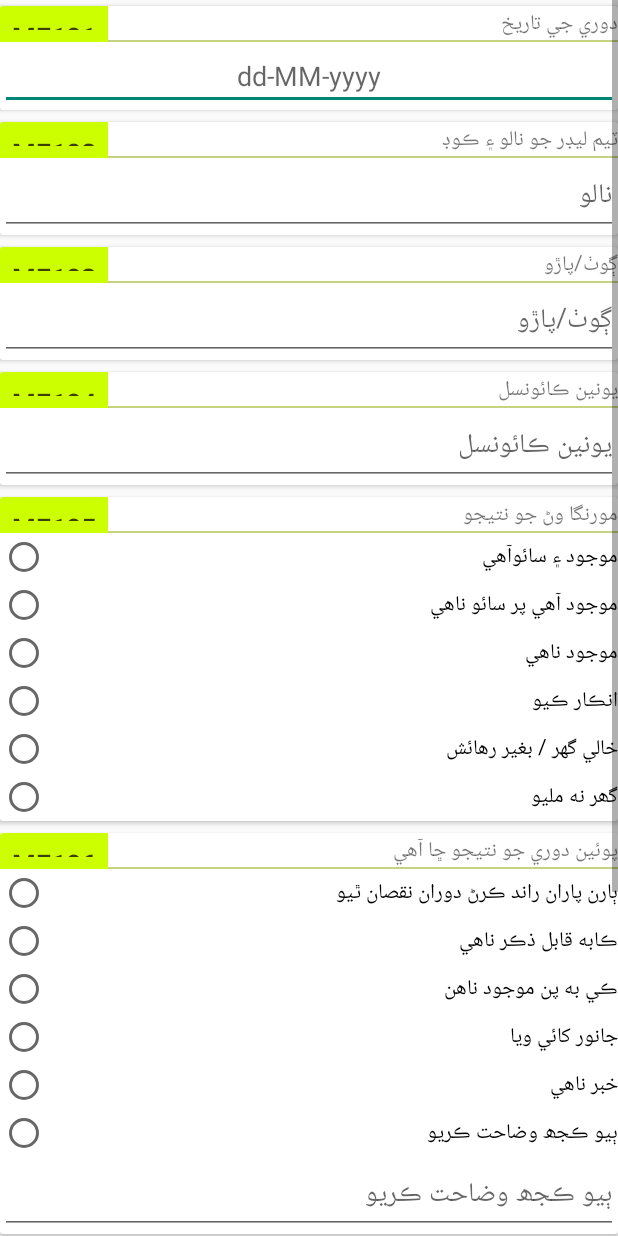
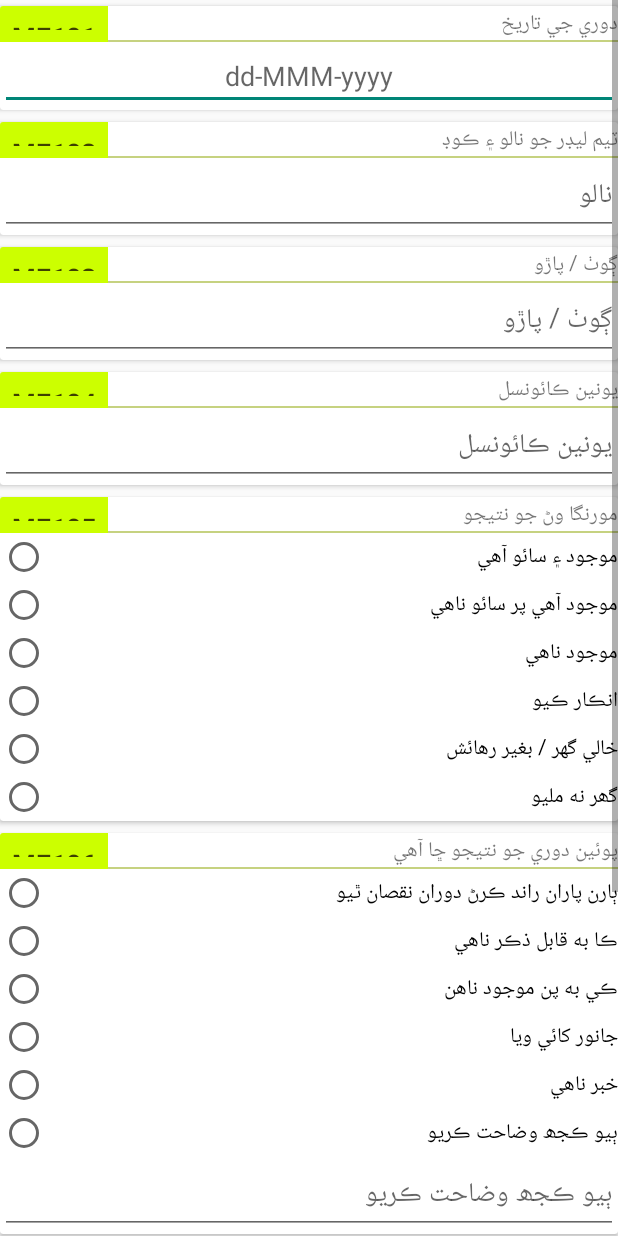
Before and after one commit to indus1530/MoringaPlantation, an Android app: the layout activity_section_mf.xml on its own in the app's theme, with its tools: preview values and no code run, on a phone screen of 412 x 824 dp. Run offline under Robolectric (Android 15) with nearby library versions, the phone set to English and light mode, and no system bars; plain views replace DatePickerEditText, EditTextPicker; Roboto replaces fonts that are not available here.

```diff
--- a/app/src/main/res/layout/activity_section_mf.xml
+++ b/app/src/main/res/layout/activity_section_mf.xml
@@ -65,8 +65,8 @@
                         android:layout_width="match_parent"
                         android:layout_height="wrap_content"
                         android:gravity="center"
-                        android:hint="dd-MM-yyyy"
-                        app:dateFormat="dd-MM-yyyy"
+                        android:hint="dd-MMM-yyyy"
+                        app:dateFormat="dd-MMM-yyyy"
                         app:maxDate="CR_DATE"
                         app:minDate="CR_DATE" />
 
--- a/app/src/main/res/layout/activity_section_mp.xml
+++ b/app/src/main/res/layout/activity_section_mp.xml
@@ -63,8 +63,8 @@
                         android:layout_width="match_parent"
                         android:layout_height="wrap_content"
                         android:gravity="center"
-                        android:hint="dd-MM-yyyy"
-                        app:dateFormat="dd-MM-yyyy"
+                        android:hint="dd-MMM-yyyy"
+                        app:dateFormat="dd-MMM-yyyy"
                         app:maxDate="CR_DATE"
                         app:minDate="CR_DATE" />
 
--- a/app/src/main/res/values/strings.xml
+++ b/app/src/main/res/values/strings.xml
@@ -73,48 +73,48 @@
 
 
     <string name="mp101"> دوري جي تاريخ </string>
-    <string name="mp102">سي ايڇ ڊبليو جو نالو ۽ ڪوڊ نمبر</string>
-    <string name="mp103">ٽيم ليڊر جو نالو ۽ ڪوڊ</string>
-    <string name="mp104">ڳوٺ/ پاڙو</string>
-    <string name="mp105">يونين ڪائونسل</string>
-    <string name="mp106">ٻوٽي جي سائيز (انچن ۾) </string>
-    <string name="mp107"> ٻوٽي لڳائڻ جي جاءِ</string>
-    <string name="mp10701">ننڍا زميندار</string>
-    <string name="mp10702"> وڏا زميندار</string>
-    <string name="mp10703"> گھر</string>
-    <string name="mp1074">اسڪول</string>
-    <string name="mp10705">مسجد </string>
-    <string name="mp10706">درگاه</string>
-    <string name="mp10707">مندر </string>
-    <string name="mp10708"> قبرستان</string>
-    <string name="mp10709">اسپتال </string>
-    <string name="mp10710">عوامي هنڌ </string>
-    <string name="mp10711">ٻيو ڪجھ وضاحت ڪريو</string>
-    <string name="mp108">  ٻوٽن  جي تعداد</string>
+    <string name="mp102"> سي ايڇ ڊبليو جو نالو ۽ ڪوڊ نمبر </string>
+    <string name="mp103"> ٽيم ليڊر جو نالو ۽ ڪوڊ </string>
+    <string name="mp104"> ڳوٺ / پاڙو </string>
+    <string name="mp105"> يونين ڪائونسل </string>
+    <string name="mp106"> ٻوٽي جي سائيز (انچن ۾) </string>
+    <string name="mp107"> ٻوٽي لڳائڻ جي جاءِ </string>
+    <string name="mp10701"> ننڍا زميندار </string>
+    <string name="mp10702"> وڏا زميندار </string>
+    <string name="mp10703"> گھر </string>
+    <string name="mp1074"> اسڪول </string>
+    <string name="mp10705"> مسجد </string>
+    <string name="mp10706"> درگاه </string>
+    <string name="mp10707"> مندر </string>
+    <string name="mp10708"> قبرستان </string>
+    <string name="mp10709"> اسپتال </string>
+    <string name="mp10710"> عوامي هنڌ </string>
+    <string name="mp10711"> ٻيو ڪجھ وضاحت ڪريو </string>
+    <string name="mp108">  ٻوٽن  جي تعداد </string>
 
     <string name="mf101"> دوري جي تاريخ </string>
-    <string name="mf102">  ٽيم ليڊر جو نالو ۽ ڪوڊ </string>
-    <string name="mf103">ڳوٺ/پاڙو</string>
-    <string name="mf104">يونين ڪائونسل</string>
-    <string name="mf105">مورنگا وڻ جو نتيجو </string>
-    <string name="mf10501">موجود ۽ سائوآهي</string>
-    <string name="mf10502">موجود آهي پر سائو ناهي</string>
-    <string name="mf10503">موجود ناهي</string>
-    <string name="mf10504">انڪار ڪيو</string>
-    <string name="mf10505">خالي گهر / بغير رهائش</string>
-    <string name="mf10506">گھر نه مليو</string>
-    <string name="mf106">پوئين دوري جو نتيجو ڇا آهي </string>
-    <string name="mf10601">ٻارن پاران راند ڪرڻ دوران نقصان ٿيو</string>
-    <string name="mf10602">ڪابه قابل ذڪر ناهي</string>
+    <string name="mf102"> ٽيم ليڊر جو نالو ۽ ڪوڊ </string>
+    <string name="mf103"> ڳوٺ / پاڙو </string>
+    <string name="mf104"> يونين ڪائونسل </string>
+    <string name="mf105"> مورنگا وڻ جو نتيجو </string>
+    <string name="mf10501"> موجود ۽ سائو آهي </string>
+    <string name="mf10502"> موجود آهي پر سائو ناهي </string>
+    <string name="mf10503"> موجود ناهي </string>
+    <string name="mf10504"> انڪار ڪيو </string>
+    <string name="mf10505"> خالي گهر / بغير رهائش </string>
+    <string name="mf10506"> گھر نه مليو </string>
+    <string name="mf106"> پوئين دوري جو نتيجو ڇا آهي </string>
+    <string name="mf10601"> ٻارن پاران راند ڪرڻ دوران نقصان ٿيو </string>
+    <string name="mf10602"> ڪا به قابل ذڪر ناهي </string>
     <string name="mf10603"> ڪي به پن موجود ناهن </string>
-    <string name="mf10604">جانور کائي ويا </string>
-    <string name="mf10605">خبر ناهي</string>
-    <string name="mf10696">ٻيو ڪجھ وضاحت ڪريو</string>
-    <string name="mf107">ٻوٽي جي سائيز (انچن ۾) </string>
-    <string name="mf108">موجود نه هجڻ جو سبب ڇا آهي</string>
-    <string name="mf10801">انسانن پاران تباه ٿيل</string>
-    <string name="mf10802">ڪلر واري زمين</string>
-    <string name="mf10896">ٻيو ڪجھ وضاحت ڪريو</string>
+    <string name="mf10604"> جانور کائي ويا </string>
+    <string name="mf10605"> خبر ناهي </string>
+    <string name="mf10696"> ٻيو ڪجھ وضاحت ڪريو </string>
+    <string name="mf107"> ٻوٽي جي سائيز (انچن ۾) </string>
+    <string name="mf108"> موجود نه هجڻ جو سبب ڇا آهي </string>
+    <string name="mf10801"> انسانن پاران تباه ٿيل </string>
+    <string name="mf10802"> ڪلر واري زمين </string>
+    <string name="mf10896"> ٻيو ڪجھ وضاحت ڪريو </string>
 
     <string name="istatus"> انٽرويو جو نتيجو </string>
     <string name="istatusa"> مڪمل </string>
--- a/app/src/main/res/values/styles.xml
+++ b/app/src/main/res/values/styles.xml
@@ -99,15 +99,11 @@
     </style>
 
     <style name="radiobutton" parent="Widget.AppCompat.CompoundButton.RadioButton">
-
         <item name="android:gravity">center_vertical</item>
+        <item name="android:textSize">20sp</item>
         <item name="android:elevation">1dp</item>
         <item name="android:radius">2dp</item>
         <item name="android:drawablePadding">8dp</item>
-
-        <!--
-                <item name="android:paddingStart">24dp</item>
-        -->
         <item name="android:paddingEnd">8dp</item>
         <item name="android:paddingTop">8dp</item>
         <item name="android:paddingBottom">8dp</item>
@@ -124,9 +120,7 @@
         <item name="android:paddingBottom">8dp</item>
         <item name="android:minHeight">52dp</item>
         <item name="android:clickable">true</item>
-
         <item name="android:background">@drawable/options_separator</item>
-
     </style>
 
     <style name="button" parent="Widget.AppCompat.Button">
```
Also changed, not shown: 1 other file.
